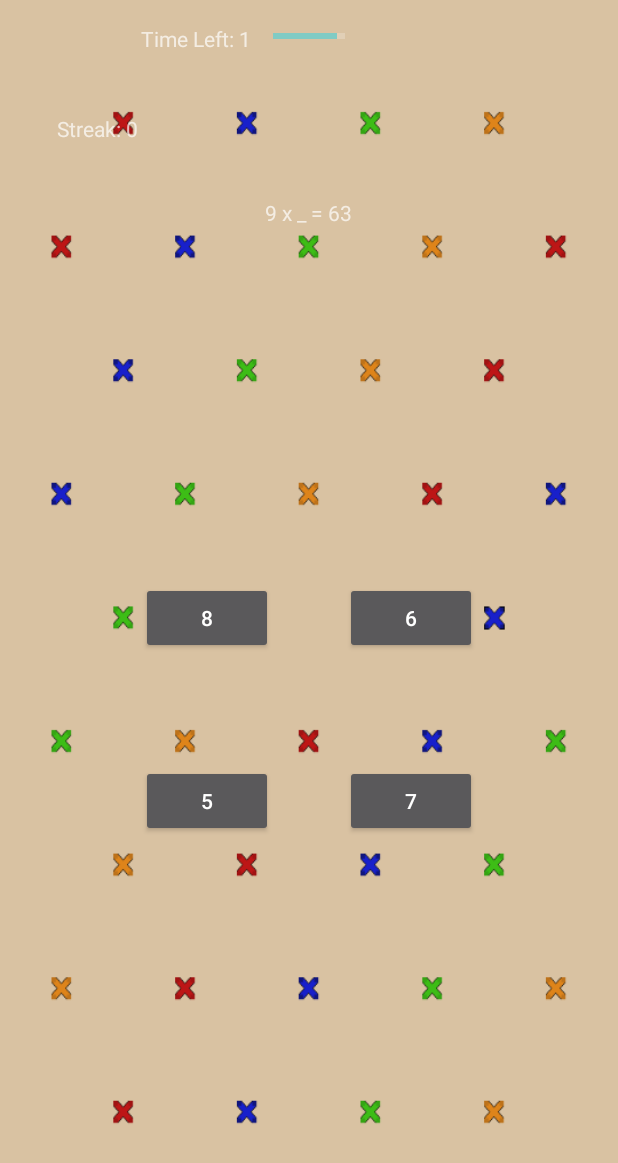
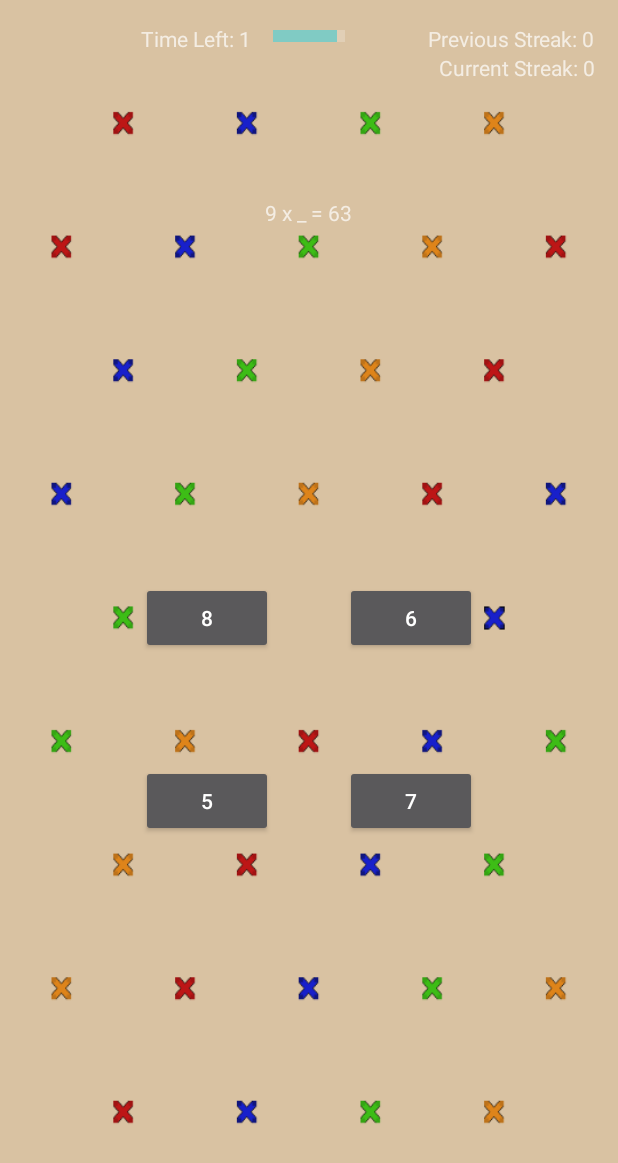
Before and after one commit to willardw/Mathemaniacs, an Android app: the GameActivity screen opened directly, with no data from a screen before it, after a tap on "NEXT QUESTION", on a phone screen of 412 x 824 dp. Shown: the top 1163 px of the screen. Run offline under Robolectric (Android 15) with nearby library versions, the phone set to English and light mode, and no system bars; 2 statements that could not run were skipped.

Commit message:
Moved streak TextViews in game activity and increased progress bar size. Added TODOs

```diff
--- a/app/src/main/java/com/willard/william/mathemaniacs/GameActivity.java
+++ b/app/src/main/java/com/willard/william/mathemaniacs/GameActivity.java
@@ -17,6 +17,8 @@ import android.widget.ProgressBar;
 import android.widget.TextView;
 
 public class GameActivity extends AppCompatActivity {
+
+    //TODO change textViews to have backgrounds and look better
 
     SharedPreferences sharedPref;
     int mode;
@@ -266,8 +268,10 @@ public class GameActivity extends AppCompatActivity {
     }
 
     private void setStreak() {
-        TextView tv = (TextView) findViewById(R.id.streakText);
-        tv.setText("Streak: "+streak);
+        TextView tv1 = (TextView) findViewById(R.id.streakText);
+        tv1.setText("Current Streak: " + streak);
+        TextView tv2 = (TextView) findViewById(R.id.previousStreakText);
+        tv2.setText("Previous Streak: " + previous_best_streak);
     }
 
     public void answer1ButtonPressed(View v) {
@@ -457,6 +461,7 @@ public class GameActivity extends AppCompatActivity {
     public void setProgressBar() {
         pb = (ProgressBar) findViewById(R.id.timeLimitBar);
         pb.setMax(time_limit/100);
+        pb.setScaleY(2f);
         pb.setProgress(time_passed);
         tv = (TextView) findViewById(R.id.timeLeftText);
         tv.setText("Time Left: " + (time_limit/1000+1));
--- a/app/src/main/java/com/willard/william/mathemaniacs/MainActivity.java
+++ b/app/src/main/java/com/willard/william/mathemaniacs/MainActivity.java
@@ -10,6 +10,7 @@ import android.view.View;
 
 public class MainActivity extends AppCompatActivity {
 
+    //TODO change textView to have background and look better
 
     @Override
     protected void onCreate(Bundle savedInstanceState) {
--- a/app/src/main/java/com/willard/william/mathemaniacs/TitleActivity.java
+++ b/app/src/main/java/com/willard/william/mathemaniacs/TitleActivity.java
@@ -6,6 +6,9 @@ import android.os.Bundle;
 import android.view.View;
 
 public class TitleActivity extends AppCompatActivity {
+
+    //TODO change textView for title to have background and look better.
+    //TODO make ready for release
 
     @Override
     protected void onCreate(Bundle savedInstanceState) {
--- a/app/src/main/res/layout/activity_game.xml
+++ b/app/src/main/res/layout/activity_game.xml
@@ -71,18 +71,6 @@
         android:onClick="answer4ButtonPressed"/>
 
     <TextView
-        android:text="Streak: 0"
-        android:layout_width="wrap_content"
-        android:layout_height="wrap_content"
-        android:layout_below="@+id/timeLimitBar"
-        android:layout_alignParentLeft="true"
-        android:layout_alignParentStart="true"
-        android:layout_marginLeft="22dp"
-        android:layout_marginStart="22dp"
-        android:layout_marginTop="44dp"
-        android:id="@+id/streakText" />
-
-    <TextView
         android:text="Time Left: "
         android:layout_width="wrap_content"
         android:layout_height="wrap_content"
@@ -91,4 +79,25 @@
         android:layout_alignLeft="@+id/answer1Button"
         android:layout_alignStart="@+id/answer1Button" />
 
+    <TextView
+        android:text="Previous Streak: 0"
+        android:textAlignment="textEnd"
+        android:gravity="end"
+        android:layout_width="wrap_content"
+        android:layout_height="wrap_content"
+        android:id="@+id/previousStreakText"
+        android:layout_alignParentTop="true"
+        android:layout_alignParentRight="true" />
+
+    <TextView
+        android:text="Current Streak: 0"
+        android:textAlignment="textEnd"
+        android:gravity="end"
+        android:layout_width="wrap_content"
+        android:layout_height="wrap_content"
+        android:id="@+id/streakText"
+        android:layout_below="@+id/previousStreakText"
+        android:layout_alignParentRight="true"
+        android:layout_alignParentEnd="true" />
+
 </RelativeLayout>
```
